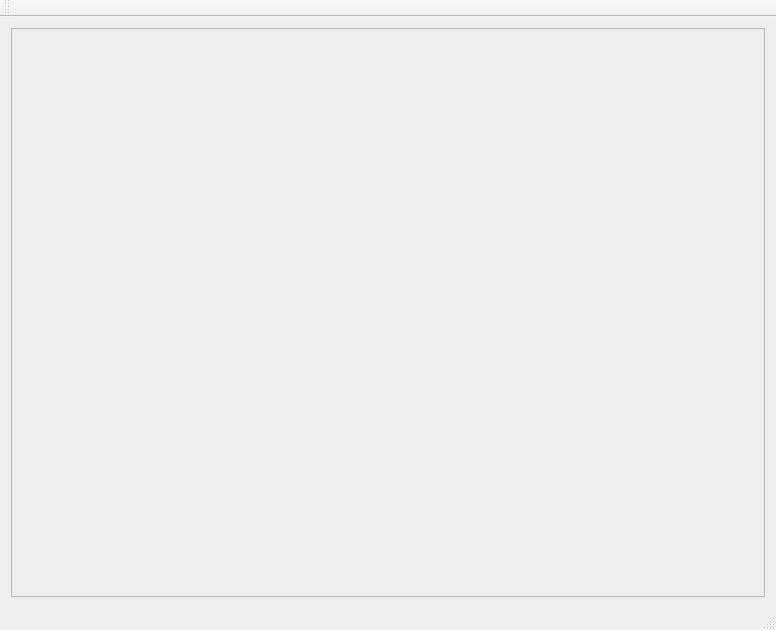
Old version of the form forms/MainWindow.ui in the repository LauraYan/QT_Graph_Project.
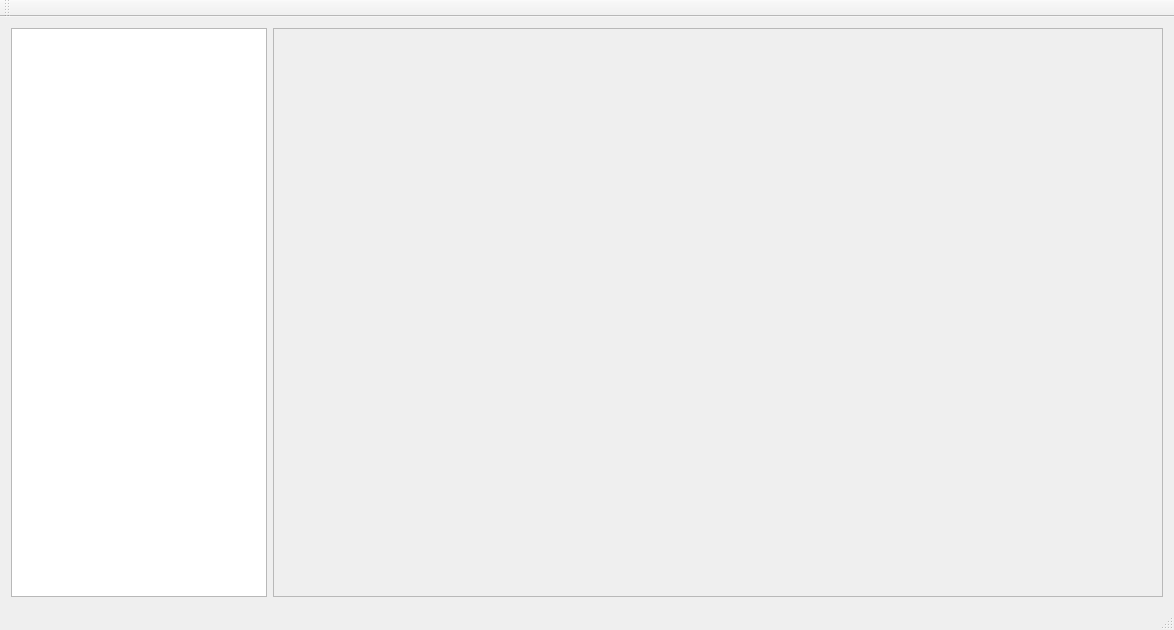
New version of the form.

Diff of the .ui file:
```diff
--- a/forms/MainWindow.ui
+++ b/forms/MainWindow.ui
@@ -6,7 +6,7 @@
    <rect>
     <x>0</x>
     <y>0</y>
-    <width>776</width>
+    <width>1174</width>
     <height>630</height>
    </rect>
   </property>
@@ -16,6 +16,19 @@
   <widget class="QWidget" name="centralWidget">
    <layout class="QGridLayout" name="gridLayout">
     <item row="0" column="0">
+     <widget class="QTreeWidget" name="treeWidget">
+      <property name="sizePolicy">
+       <sizepolicy hsizetype="Preferred" vsizetype="Preferred">
+        <horstretch>0</horstretch>
+        <verstretch>0</verstretch>
+       </sizepolicy>
+      </property>
+      <property name="columnCount">
+       <number>0</number>
+      </property>
+     </widget>
+    </item>
+    <item row="0" column="1">
      <widget class="QFrame" name="frame">
       <property name="sizePolicy">
        <sizepolicy hsizetype="Expanding" vsizetype="Expanding">
```
Left out of the diff: 2 changed lines with no effect on the pictures.
